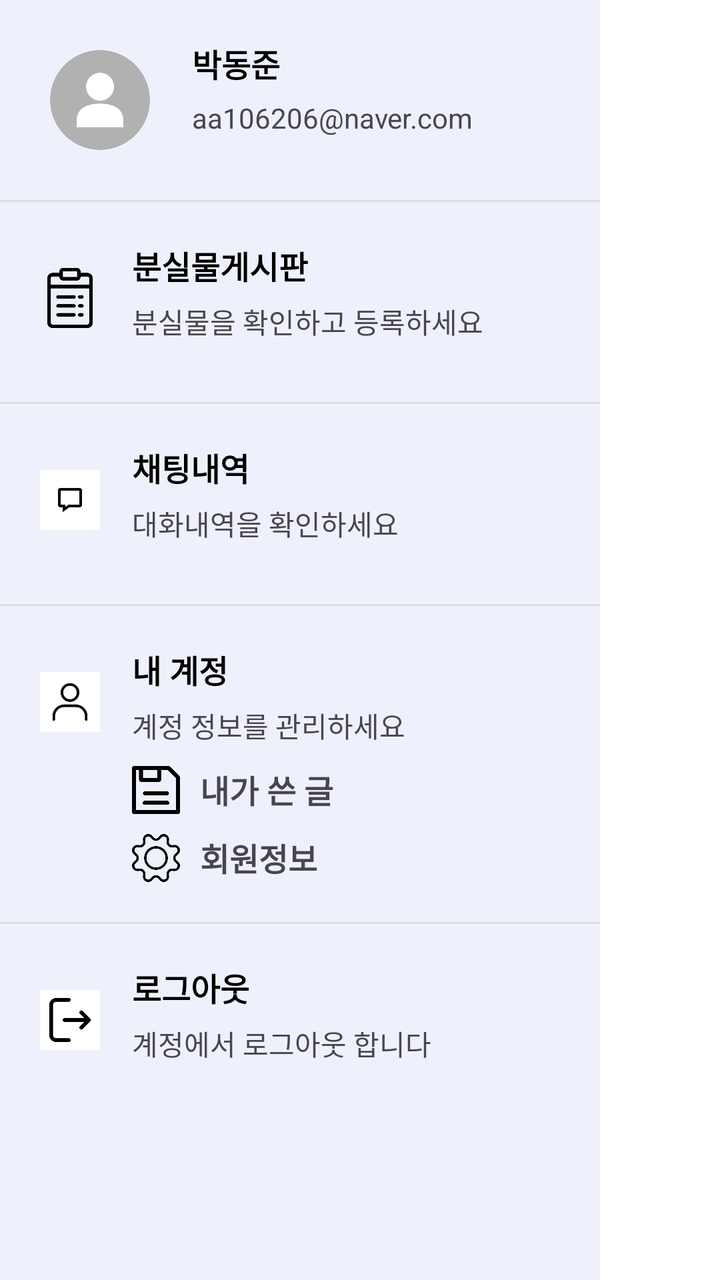
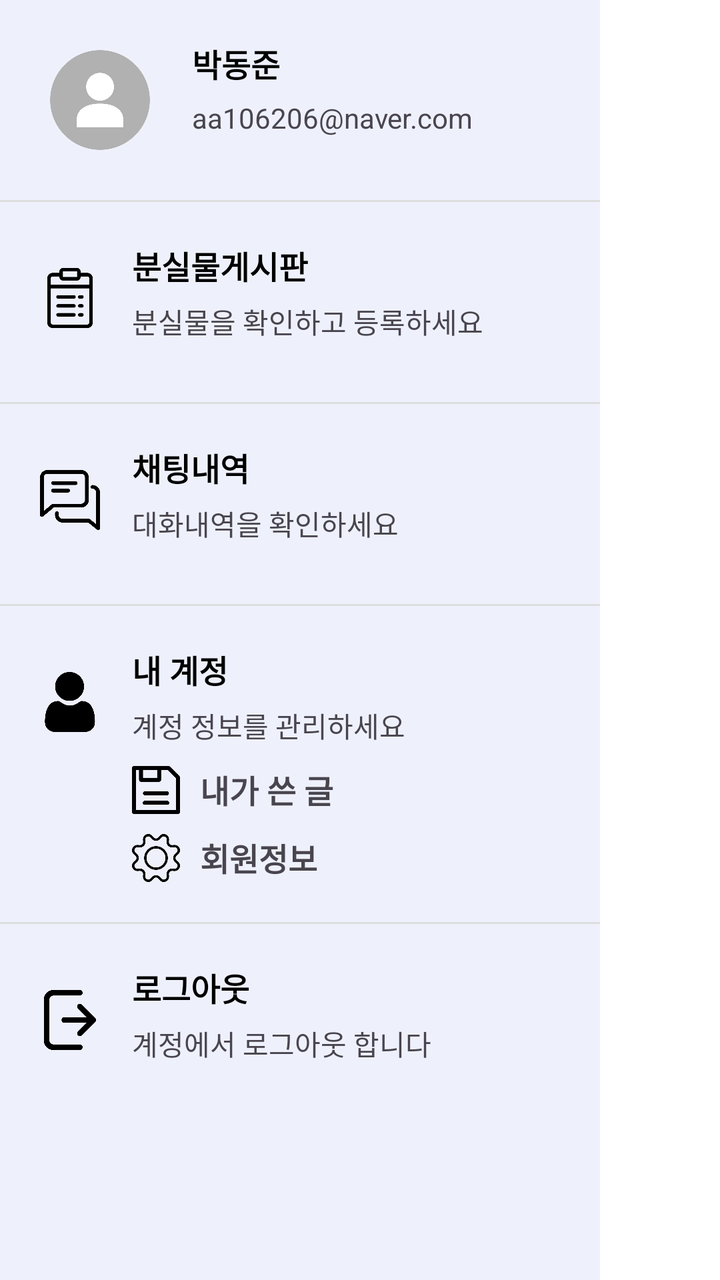

An Android layout rendered at two revisions. The XML below is the earlier revision; the diff shows what the commit changed to produce the second picture.
<!-- AndroidManifest.xml: application theme Theme.Lostfind -->
<!-- res/layout/navigation.xml -->
<?xml version="1.0" encoding="utf-8"?>
<com.google.android.material.navigation.NavigationView
    xmlns:android="http://schemas.android.com/apk/res/android"
    android:layout_width="300dp"
    android:layout_height="match_parent"
    xmlns:app="http://schemas.android.com/apk/res-auto"
    android:elevation="24dp"
    android:background="#FFFFFF">
    <LinearLayout
        android:layout_width="300dp"
        android:layout_height="match_parent"
        android:orientation="vertical"
        android:gravity="right"
        app:layout_constraintEnd_toEndOf="parent"
        android:background="@color/one">

        <LinearLayout
            android:layout_width="match_parent"
            android:layout_height="100dp"
            android:padding="20dp">
            <ImageView
                android:layout_width="60dp"
                android:layout_height="60dp"
                android:src="@drawable/default_infoicon"
                android:layout_marginEnd="16dp" />
            <LinearLayout
                android:layout_width="wrap_content"
                android:layout_height="wrap_content"
                android:orientation="vertical">
                <TextView
                    android:id="@+id/userName"
                    android:layout_width="wrap_content"
                    android:layout_height="wrap_content"
                    android:layout_marginBottom="6dp"
                    android:text="박동준"
                    android:textSize="16sp"
                    android:textColor="#000000"
                    android:textStyle="bold"/>
                <TextView
                    android:id="@+id/userEmail"
                    android:layout_width="wrap_content"
                    android:layout_height="wrap_content"
                    android:text="aa106206@naver.com"
                    android:textSize="14sp" />
            </LinearLayout>
        </LinearLayout>


        <View
            android:layout_width="match_parent"
            android:layout_height="1dp"
            android:background="#DDDDDD" />


        <LinearLayout
            android:id="@+id/goPostlist"
            android:layout_width="match_parent"
            android:layout_height="100dp"
            android:padding="20dp">
            <ImageView
                android:layout_width="30dp"
                android:layout_height="30dp"
                android:layout_marginTop="13dp"
                android:src="@drawable/in_navi1"
                android:layout_marginEnd="16dp" />
            <LinearLayout
                android:layout_width="wrap_content"
                android:layout_height="wrap_content"
                android:orientation="vertical">
                <TextView
                    android:layout_width="wrap_content"
                    android:layout_height="wrap_content"
                    android:layout_marginBottom="6dp"
                    android:text="분실물게시판"
                    android:textSize="16sp"
                    android:textColor="#000000"
                    android:textStyle="bold"/>
                <TextView
                    android:layout_width="wrap_content"
                    android:layout_height="wrap_content"
                    android:text="분실물을 확인하고 등록하세요"
                    android:textSize="14sp" />
            </LinearLayout>
        </LinearLayout>


        <View
            android:layout_width="match_parent"
            android:layout_height="1dp"
            android:background="#DDDDDD" />


        <LinearLayout
            android:id="@+id/goChat"
            android:layout_width="match_parent"
            android:layout_height="100dp"
            android:padding="20dp">
            <ImageView
                android:layout_width="30dp"
                android:layout_height="30dp"
                android:layout_marginTop="13dp"
                android:src="@drawable/in_navi2"
                android:layout_marginEnd="16dp" />
            <LinearLayout
                android:layout_width="wrap_content"
                android:layout_height="wrap_content"
                android:orientation="vertical">
                <TextView
                    android:layout_width="wrap_content"
                    android:layout_height="wrap_content"
                    android:layout_marginBottom="6dp"
                    android:text="채팅내역"
                    android:textSize="16sp"
                    android:textColor="#000000"
                    android:textStyle="bold"/>
                <TextView
                    android:layout_width="wrap_content"
                    android:layout_height="wrap_content"
                    android:text="대화내역을 확인하세요"
                    android:textSize="14sp" />
            </LinearLayout>
        </LinearLayout>


        <View
            android:layout_width="match_parent"
            android:layout_height="1dp"
            android:background="#DDDDDD" />


        <LinearLayout
            android:layout_width="match_parent"
            android:layout_height="wrap_content"
            android:padding="20dp">
            <ImageView
                android:layout_width="30dp"
                android:layout_height="30dp"
                android:layout_marginTop="13dp"
                android:src="@drawable/in_navi4"
                android:layout_marginEnd="16dp" />
            <LinearLayout
                android:layout_width="wrap_content"
                android:layout_height="wrap_content"
                android:orientation="vertical">
                <TextView
                    android:layout_width="wrap_content"
                    android:layout_height="wrap_content"
                    android:layout_marginBottom="6dp"
                    android:text="내 계정"
                    android:textSize="16sp"
                    android:textColor="#000000"
                    android:textStyle="bold"/>
                <TextView
                    android:layout_width="wrap_content"
                    android:layout_height="wrap_content"
                    android:text="계정 정보를 관리하세요"
                    android:textSize="14sp" />
                <LinearLayout
                    android:id="@+id/goMypost"
                    android:layout_width="wrap_content"
                    android:layout_height="wrap_content"
                    android:orientation="horizontal"
                    android:layout_marginBottom="10dp"
                    android:layout_marginTop="10dp">
                    <ImageView
                        android:layout_width="24dp"
                        android:layout_height="24dp"
                        android:src="@drawable/in_navi6"
                        android:layout_marginRight="10dp"/>
                    <TextView
                        android:layout_width="wrap_content"
                        android:layout_height="wrap_content"
                        android:text="내가 쓴 글"
                        android:textSize="16sp"
                        android:textStyle="bold"/>
                </LinearLayout>
                <LinearLayout
                    android:id="@+id/goMyinfo"
                    android:layout_width="wrap_content"
                    android:layout_height="wrap_content"
                    android:orientation="horizontal">
                    <ImageView
                        android:layout_width="24dp"
                        android:layout_height="24dp"
                        android:src="@drawable/in_navi3"
                        android:layout_marginRight="10dp"/>
                    <TextView
                        android:layout_width="wrap_content"
                        android:layout_height="wrap_content"
                        android:text="회원정보"
                        android:textSize="16sp"
                        android:textStyle="bold"/>
                </LinearLayout>
            </LinearLayout>
        </LinearLayout>


        <View
            android:layout_width="match_parent"
            android:layout_height="1dp"
            android:background="#DDDDDD" />


        <LinearLayout
            android:id="@+id/goStart"
            android:layout_width="match_parent"
            android:layout_height="100dp"
            android:padding="20dp">
            <ImageView
                android:layout_width="30dp"
                android:layout_height="30dp"
                android:layout_marginTop="13dp"
                android:src="@drawable/in_navi5"
                android:layout_marginEnd="16dp" />
            <LinearLayout
                android:layout_width="wrap_content"
                android:layout_height="wrap_content"
                android:orientation="vertical">
                <TextView
                    android:layout_width="wrap_content"
                    android:layout_height="wrap_content"
                    android:layout_marginBottom="6dp"
                    android:text="로그아웃"
                    android:textSize="16sp"
                    android:textColor="#000000"
                    android:textStyle="bold"/>
                <TextView
                    android:layout_width="wrap_content"
                    android:layout_height="wrap_content"
                    android:text="계정에서 로그아웃 합니다"
                    android:textSize="14sp" />
            </LinearLayout>
        </LinearLayout>
    </LinearLayout>
</com.google.android.material.navigation.NavigationView>
<!-- resources referenced by this layout -->
<resources>
  <color name="one">#EEF1FB</color>
  <!-- drawable default_infoicon: png bitmap (drawable, 16943 bytes) -->
  <!-- drawable in_navi1: png bitmap (drawable, 4513 bytes) -->
  <!-- drawable in_navi2: jpg bitmap (drawable, 6498 bytes) -->
  <!-- drawable in_navi3: png bitmap (drawable, 6284 bytes) -->
  <!-- drawable in_navi4: jpg bitmap (drawable, 3814 bytes) -->
  <!-- drawable in_navi5: jpg bitmap (drawable, 8983 bytes) -->
  <!-- drawable in_navi6: png bitmap (drawable, 2003 bytes) -->
  <style name="Theme.Lostfind" parent="Base.Theme.Lostfind" />
  <style name="Base.Theme.Lostfind" parent="Theme.Material3.DayNight.NoActionBar">
          
          
      </style>
</resources>

<!-- the commit's change to res/layout/navigation.xml (unified diff, before → after) -->
@@ -99,7 +99,7 @@
                 android:layout_width="30dp"
                 android:layout_height="30dp"
                 android:layout_marginTop="13dp"
-                android:src="@drawable/in_navi2"
+                android:src="@drawable/chat"
                 android:layout_marginEnd="16dp" />
             <LinearLayout
                 android:layout_width="wrap_content"
@@ -136,7 +136,7 @@
                 android:layout_width="30dp"
                 android:layout_height="30dp"
                 android:layout_marginTop="13dp"
-                android:src="@drawable/in_navi4"
+                android:src="@drawable/user"
                 android:layout_marginEnd="16dp" />
             <LinearLayout
                 android:layout_width="wrap_content"
@@ -210,7 +210,7 @@
                 android:layout_width="30dp"
                 android:layout_height="30dp"
                 android:layout_marginTop="13dp"
-                android:src="@drawable/in_navi5"
+                android:src="@drawable/logout"
                 android:layout_marginEnd="16dp" />
             <LinearLayout
                 android:layout_width="wrap_content"
<!-- resource entries referenced after the edit -->
@@ -1,13 +1,13 @@
 <!-- resources referenced by this layout -->
 <resources>
   <color name="one">#EEF1FB</color>
+  <!-- drawable chat: png bitmap (drawable, 9886 bytes) -->
   <!-- drawable default_infoicon: png bitmap (drawable, 16943 bytes) -->
   <!-- drawable in_navi1: png bitmap (drawable, 4513 bytes) -->
-  <!-- drawable in_navi2: jpg bitmap (drawable, 6498 bytes) -->
   <!-- drawable in_navi3: png bitmap (drawable, 6284 bytes) -->
-  <!-- drawable in_navi4: jpg bitmap (drawable, 3814 bytes) -->
-  <!-- drawable in_navi5: jpg bitmap (drawable, 8983 bytes) -->
   <!-- drawable in_navi6: png bitmap (drawable, 2003 bytes) -->
+  <!-- drawable logout: png bitmap (drawable, 7623 bytes) -->
+  <!-- drawable user: png bitmap (drawable, 11096 bytes) -->
   <style name="Theme.Lostfind" parent="Base.Theme.Lostfind" />
   <style name="Base.Theme.Lostfind" parent="Theme.Material3.DayNight.NoActionBar">
           
